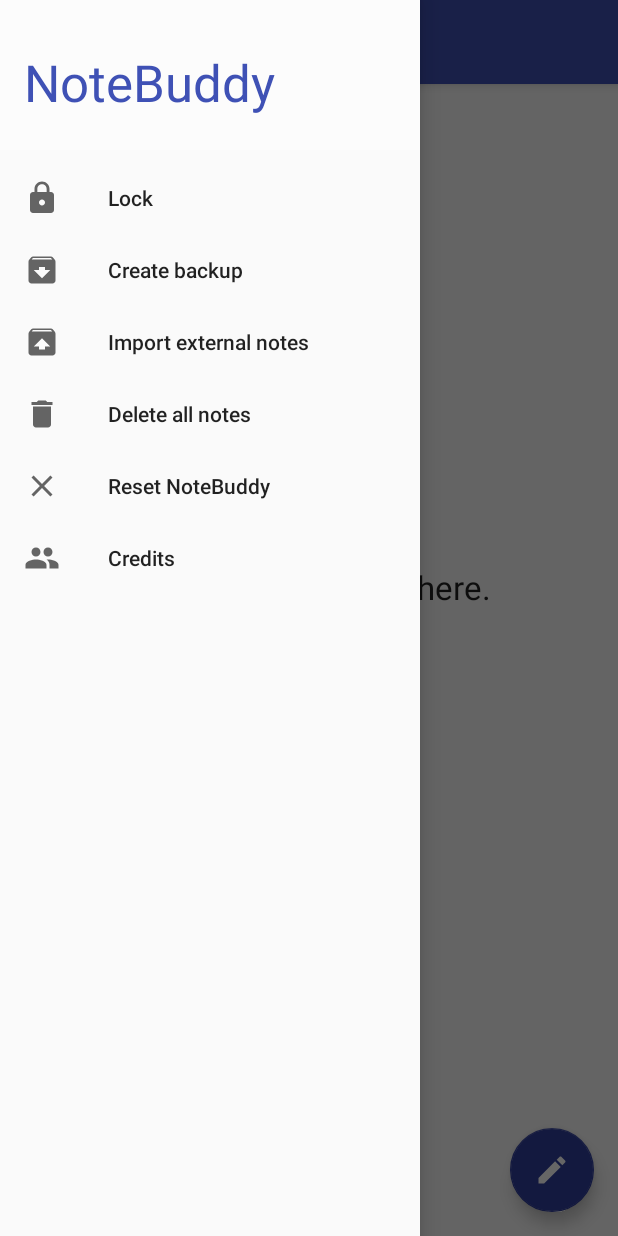
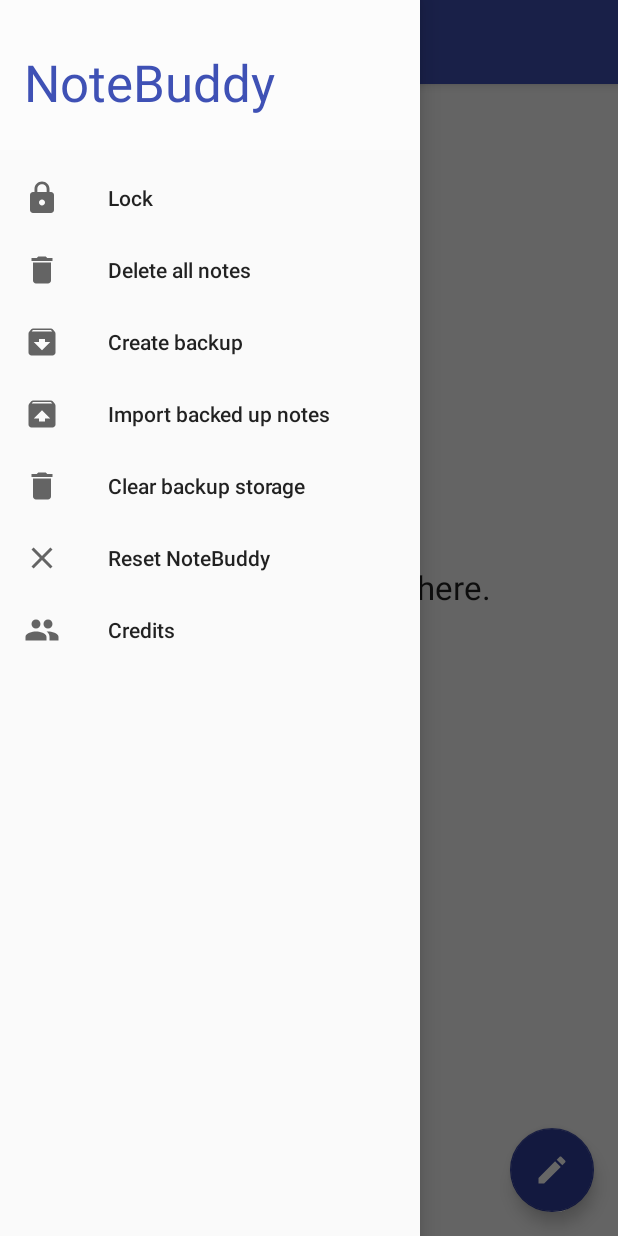
Before and after one commit to unbranched/NoteBuddy, an Android app: the NotesActivity screen opened directly, with no data from a screen before it, with the side drawer open, on a phone screen of 412 x 824 dp. Run offline under Robolectric (Android 15) with nearby library versions, the phone set to English and light mode, and no system bars.

Commit message:
Bugfix and possibility added to remove files in external storage

```diff
--- a/app/build.gradle
+++ b/app/build.gradle
@@ -7,8 +7,8 @@ android {
         applicationId "nl.yoerinijs.notebuddy"
         minSdkVersion 23
         targetSdkVersion 25
-        versionCode 12
-        versionName "1.2.0"
+        versionCode 13
+        versionName "1.2.1"
         testInstrumentationRunner "android.support.test.runner.AndroidJUnitRunner"
         vectorDrawables.useSupportLibrary = true
     }
--- a/app/src/main/java/nl/yoerinijs/notebuddy/activities/MainActivity.java
+++ b/app/src/main/java/nl/yoerinijs/notebuddy/activities/MainActivity.java
@@ -32,7 +32,7 @@ public class MainActivity extends AppCompatActivity {
 
         // Enable or disable dev mode
         // Dev mode can be used to test the application more convenient
-        devMode = false;
+        devMode = true;
 
         // Log that the program has started
         String devModeEnabled = (devMode) ? "is enabled" : "is disabled";
--- a/app/src/main/res/menu/activity_notes_drawer.xml
+++ b/app/src/main/res/menu/activity_notes_drawer.xml
@@ -7,14 +7,17 @@
             android:id="@+id/nav_lock"
             android:icon="@drawable/ic_lock_black_24dp"
             android:title="@string/menu_lock" />
+        <item android:title="@string/menu_clear"
+            android:id="@+id/nav_clear"
+            android:icon="@drawable/ic_delete_black_24dp" />
         <item android:title="@string/menu_backup"
             android:id="@+id/nav_backup"
             android:icon="@drawable/ic_archive_black_24dp" />
         <item android:title="@string/menu_import"
             android:id="@+id/nav_import"
             android:icon="@drawable/ic_unarchive_black_24dp" />
-        <item android:title="@string/menu_clear"
-            android:id="@+id/nav_clear"
+        <item android:title="@string/menu_clear_ext"
+            android:id="@+id/nav_clear_ext"
             android:icon="@drawable/ic_delete_black_24dp" />
         <item android:title="@string/menu_remove_everything"
             android:id="@+id/nav_erase"
--- a/app/src/main/res/values/strings.xml
+++ b/app/src/main/res/values/strings.xml
@@ -16,6 +16,7 @@
     <string name="error_cannot_save">Cannot save file</string>
     <string name="error_cannot_read_files">Cannot read files</string>
     <string name="error_cannot_delete">Cannot delete</string>
+    <string name="error_nothing_to_delete">Nothing to delete</string>
     <string name="success_login_general">Logged in</string>
     <string name="success_saved">Saved</string>
     <string name="success_changed">Changed</string>
@@ -59,6 +60,8 @@
     <string name="dialog_answer_decrypt">Decrypted</string>
     <string name="dialog_title_delete_all_notes">Delete all notes</string>
     <string name="dialog_question_delete_all_notes">Are you sure to delete all notes?</string>
+    <string name="dialog_title_delete_ext_storage">Clear external storage</string>
+    <string name="dialog_question_delete_ext_storage">Are you sure to delete all files in</string>
 
     <!-- String related to dev mode -->
     <string name="dev_clear_shared_preferences">Clear shared prefs</string>
@@ -73,6 +76,9 @@
     <string name="backup_decrypted">Decrypted</string>
     <string name="backup_number_created_singular">Note is backed up successfully</string>
     <string name="backup_number_created_plural">Notes are backed up successfully</string>
+    <string name="backup_ext_cleared">External backup storage cleared</string>
+    <string name="backup_number_deleted_singular">File is deleted successfully</string>
+    <string name="backup_number_deleted_plural">Files are deleted successfully</string>
 
     <!-- Strings related to importing external notes -->
     <string name="import_success">External notes imported successfully</string>
@@ -84,8 +90,9 @@
     <string name="menu_remove_everything">Reset NoteBuddy</string>
     <string name="menu_credits">Credits</string>
     <string name="menu_backup">Create backup</string>
-    <string name="menu_import">Import external notes</string>
+    <string name="menu_import">Import backed up notes</string>
     <string name="menu_clear">Delete all notes</string>
+    <string name="menu_clear_ext">Clear backup storage</string>
 
     <!-- Strings related to login -->
     <string name="prompt_username">Username</string>
```
Also changed, not shown: app/src/main/java/nl/yoerinijs/notebuddy/activities/NotesActivity.java (+59 -0 lines), app/src/main/java/nl/yoerinijs/notebuddy/files/backup/BackupImporter.java (+14 -4 lines), app/src/main/java/nl/yoerinijs/notebuddy/files/backup/BackupStorageHandler.java (+45 -1 lines), 4 other files.
